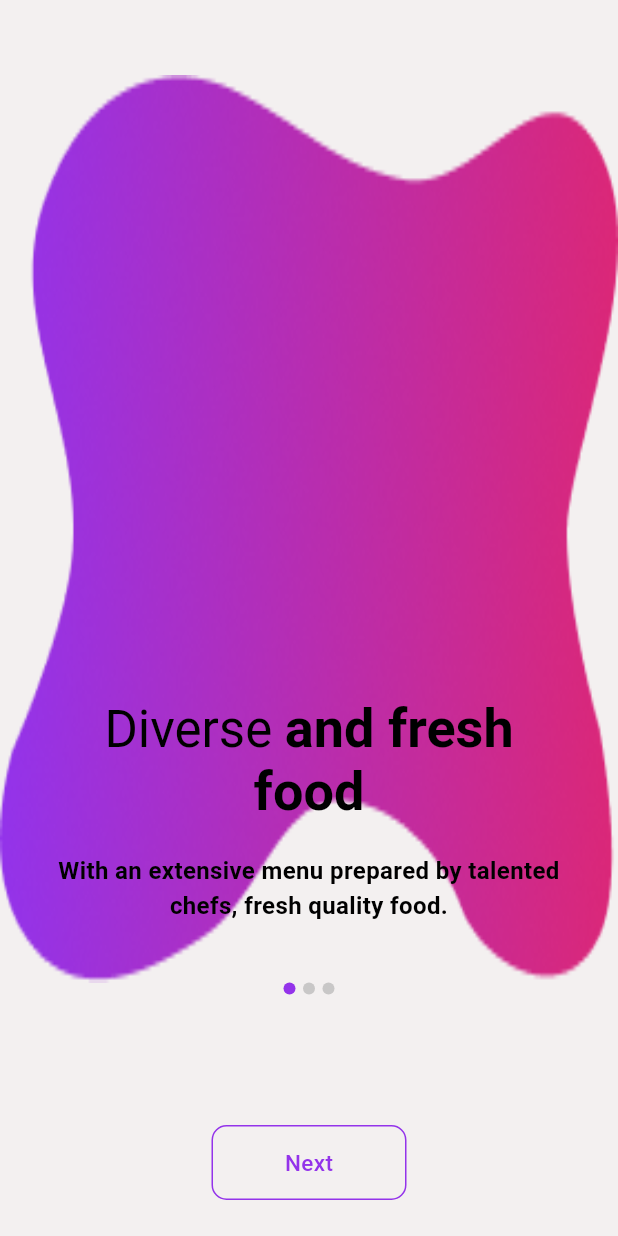
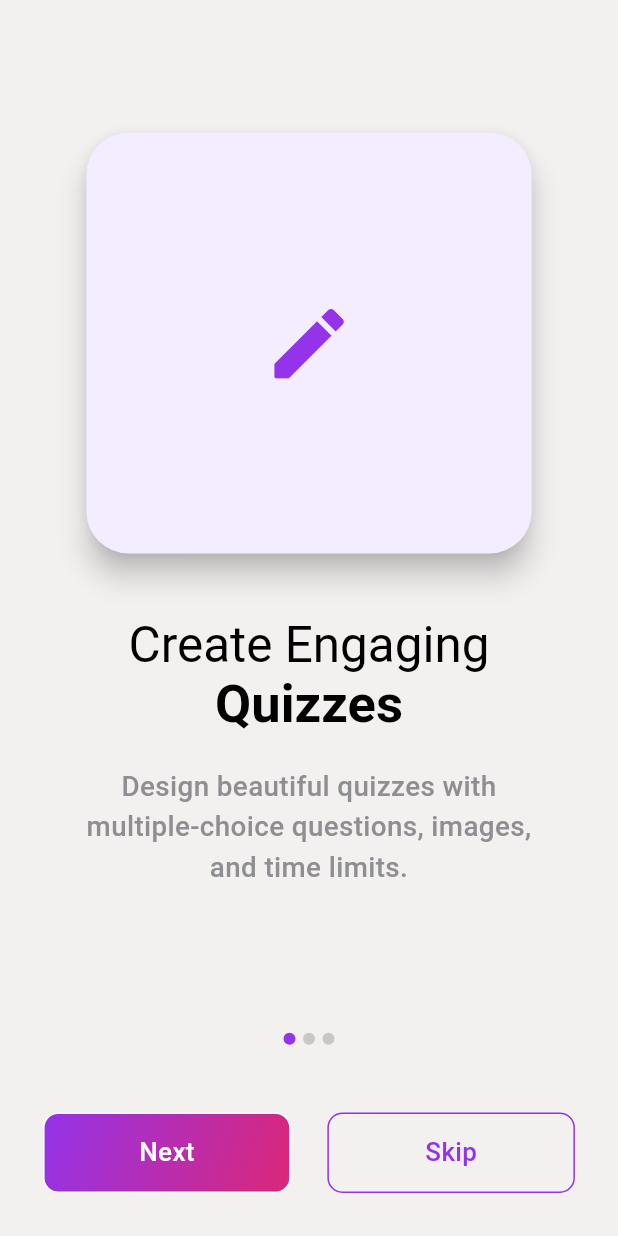
Before and after one commit to Sokmeak/DICE-MobileApp, a Flutter app: the GuidelineScreen screen opened by its route, on a phone screen of 412 x 824 dp. Run offline on Flutter 3.47's test engine with Material 3 defaults, Android fonts, the phone set to English and light mode, and no system bars; drawn by our look-alikes of smooth_page_indicator; our stand-ins replace animate_do; Roboto replaces fonts that are missing (poppins-normal).

Commit message:
Add Ui Guideline

```diff
--- a/lib/core/data/onboarding.dart
+++ b/lib/core/data/onboarding.dart
@@ -1,35 +1,37 @@
-import 'package:product_dice/core/config/get_start_images.dart';
+import 'package:flutter/material.dart';
 
 class Onboarding {
   String title1;
-  String title2;
+  String? title2;
   String description;
-  String image;
+  IconData icons;
+
   Onboarding({
     required this.title1,
-    required this.title2,
+    this.title2,
     required this.description,
-    required this.image,
+    required this.icons,
   });
 }
 
 List<Onboarding> onboardingList = [
   Onboarding(
-      title1: 'Diverse ',
-      title2: 'and fresh food',
+    title1: 'Create Engaging ',
+    title2: 'Quizzes',
+    description:
+        'Design beautiful quizzes with multiple-choice questions, images, and time limits.',
+    icons: Icons.create_rounded,
+  ),
+  Onboarding(
+      title1: 'Host Live ',
+      title2: 'Games',
       description:
-          'With an extensive menu prepared by talented chefs, fresh quality food.',
-      image: AppStartImages.getStartImage1),
+          'Invite players to join with a game code and compete in real-time.',
+      icons: Icons.people_alt_rounded),
   Onboarding(
-      title1: 'Easy to ',
-      title2: 'change dish ingredients',
+      title1: 'Track ',
+      title2: 'Performance',
       description:
-          'You are a foodie, you can add or subtract ingredients in the dish.',
-      image: AppStartImages.getStartImage1),
-  Onboarding(
-      title1: 'Delivery ',
-      title2: 'Is given on time',
-      description:
-          'With an extensive menu prepared by talented chefs, fresh quality food.',
-      image: AppStartImages.getStartImage1)
+          'View detailed analytics and insights about quiz performance.',
+      icons: Icons.bar_chart_rounded),
 ];
--- a/lib/core/routes/app_routes.dart
+++ b/lib/core/routes/app_routes.dart
@@ -12,12 +12,12 @@ Route createFadeRoute(Widget page) {
       return FadeTransition(
         opacity: CurvedAnimation(
           parent: animation,
-          curve: Curves.easeInOut,
+          curve: Curves.easeInOutCubic,
         ),
         child: child,
       );
     },
-    transitionDuration: const Duration(milliseconds: 400),
+    transitionDuration: const Duration(milliseconds: 500),
   );
 }
 
--- a/lib/core/theme/colors.dart
+++ b/lib/core/theme/colors.dart
@@ -3,6 +3,7 @@ import 'dart:ui';
 class AppColors {
   // solid colors
   static const Color purple = Color(0xFF9333EA);
+  static const Color purpleSecondary = Color(0xFFF4ECFF);
   static const Color background = Color(0xFFF3F0F0);
   static const Color white = Color(0xFFFFFFFF);
   static const Color black = Color(0xFF000000);
--- a/lib/features/auth/screens/get_start_screen.dart
+++ b/lib/features/auth/screens/get_start_screen.dart
@@ -16,7 +16,10 @@ class _GetStartScreenState extends State<GetStartScreen> {
   Widget build(BuildContext context) {
     final screenHeight = MediaQuery.of(context).size.height;
 
-    return Scaffold(
+    return ZoomIn(
+      duration: const Duration(milliseconds: 1000),
+      curve: Curves.easeOutBack,
+      child: Scaffold(
         backgroundColor: AppColors.background,
         body: SafeArea(
           child: GestureDetector(
@@ -57,7 +60,7 @@ class _GetStartScreenState extends State<GetStartScreen> {
             },
             child: Stack(
               children: [
-              // Background image, height adjusted responsively
+                // Background image
                 Positioned(
                   top: 0,
                   left: 0,
@@ -69,7 +72,7 @@ class _GetStartScreenState extends State<GetStartScreen> {
                   ),
                 ),
 
-              // Logo with Hero and ZoomIn animation
+                // Logo with Hero and ZoomIn animation (optional, can keep or remove)
                 Positioned(
                   top: screenHeight * 0.15,
                   left: 0,
@@ -92,6 +95,7 @@ class _GetStartScreenState extends State<GetStartScreen> {
             ),
           ),
         ),
+      ),
     );
   }
 }
--- a/lib/features/auth/screens/next_start_screen.dart
+++ b/lib/features/auth/screens/next_start_screen.dart
@@ -101,7 +101,7 @@ class NextStartScreen extends StatelessWidget {
                       borderColor: AppColors.purple,
                       borderWidth: 1,
                       onPressed: () {
-                        Navigator.of(context).pushNamed('/signin');
+                        Navigator.of(context).pushNamed('/guidelines');
                       },
                     ),
                   ),
--- a/lib/features/guidelines/screens/guideline_screen.dart
+++ b/lib/features/guidelines/screens/guideline_screen.dart
@@ -14,22 +14,30 @@ class GuidelineScreen extends StatefulWidget {
 }
 
 class _GuidelineScreenState extends State<GuidelineScreen> {
-  PageController pageController = PageController();
+  final PageController pageController = PageController();
   double currentIndex = 0;
 
   @override
   Widget build(BuildContext context) {
+    // Get screen size once for relative sizing
+    final size = MediaQuery.of(context).size;
+
     SystemChrome.setSystemUIOverlayStyle(const SystemUiOverlayStyle(
       statusBarColor: Colors.transparent,
       statusBarBrightness: Brightness.dark,
-        statusBarIconBrightness: Brightness.dark));
+      statusBarIconBrightness: Brightness.dark,
+    ));
 
     return Scaffold(
       backgroundColor: AppColors.background,
       body: SafeArea(
+        child: Padding(
+          padding: EdgeInsets.symmetric(
+            horizontal: size.width * 0.06,
+          ),
           child: Column(
             children: [
-            const SizedBox(height: 50),
+              SizedBox(height: size.height * 0.06),
               Expanded(
                 flex: 3,
                 child: PageView.builder(
@@ -48,14 +56,24 @@ class _GuidelineScreenState extends State<GuidelineScreen> {
                   },
                 ),
               ),
+              SizedBox(height: size.height * 0.025),
               CustomIndicator(position: currentIndex),
-            const SizedBox(height: 83),
-            CustomOutlinedButton(
-              width: 130,
-              height: 50,
+              SizedBox(height: size.height * 0.05),
+              Row(
+                mainAxisAlignment: MainAxisAlignment.spaceEvenly,
+                children: [
+                  Expanded(
+                    flex: 4,
+                    child: CustomOutlinedButton(
+                      width: double.infinity,
+                      height: size.height *
+                          0.065, // button height relative to screen
                       borderRadius: 10,
+                      gradientColors: AppColors.gradientColors,
+                      color: AppColors.white,
                       onTap: () {
                         if (currentIndex == (onboardingList.length - 1)) {
+                          Navigator.of(context).pushNamed('/signin');
                         } else {
                           pageController.nextPage(
                             duration: const Duration(milliseconds: 500),
@@ -64,11 +82,28 @@ class _GuidelineScreenState extends State<GuidelineScreen> {
                         }
                       },
                       text: currentIndex == (onboardingList.length - 1)
-                  ? 'Get Started Now'
+                          ? 'Get Started'
                           : 'Next',
                     ),
-            const SizedBox(height: 20),
+                  ),
+                  SizedBox(width: size.width * 0.04),
+                  Expanded(
+                    flex: 4,
+                    child: CustomOutlinedButton(
+                      width: double.infinity,
+                      height: size.height * 0.065,
+                      borderRadius: 10,
+                      onTap: () {
+                        Navigator.of(context).pushNamed('/landing');
+                      },
+                      text: 'Skip',
+                    ),
+                  ),
                 ],
+              ),
+              SizedBox(height: size.height * 0.03),
+            ],
+          ),
         ),
       ),
     );
--- a/lib/features/guidelines/widgets/custom_outlined_button.dart
+++ b/lib/features/guidelines/widgets/custom_outlined_button.dart
@@ -9,16 +9,21 @@ class CustomOutlinedButton extends StatefulWidget {
   final double? borderRadius;
   final double? fontSize;
   final Color? color;
+  final Color? backgroundColor;
+  final List<Color>? gradientColors;
 
-  const CustomOutlinedButton(
-      {super.key,
+  const CustomOutlinedButton({
+    super.key,
     required this.onTap,
     required this.text,
     this.width,
     this.height,
     this.borderRadius,
     this.fontSize,
-      this.color});
+    this.color,
+    this.backgroundColor,
+    this.gradientColors,
+  });
 
   @override
   State<CustomOutlinedButton> createState() => _CustomOutlinedButtonState();
@@ -49,6 +54,13 @@ class _CustomOutlinedButtonState extends State<CustomOutlinedButton>
 
   @override
   Widget build(BuildContext context) {
+    final screenWidth = MediaQuery.of(context).size.width;
+
+    final double defaultWidth = screenWidth * 0.85;
+    final double defaultHeight = screenWidth * 0.13;
+    final double defaultFontSize = screenWidth * 0.042;
+    final double defaultBorderRadius = screenWidth * 0.045;
+
     return GestureDetector(
       onTap: () {
         _controller.forward().then((_) {
@@ -71,21 +83,33 @@ class _CustomOutlinedButtonState extends State<CustomOutlinedButton>
             borderRadius: BorderRadius.circular(100),
           ),
           child: Container(
-            height: widget.height ?? 55,
+            height: widget.height ?? defaultHeight,
+            width: widget.width ?? defaultWidth,
             alignment: Alignment.center,
-            width: widget.width ?? double.maxFinite,
             decoration: BoxDecoration(
+              gradient: widget.gradientColors != null
+                  ? LinearGradient(
+                      colors: widget.gradientColors!,
+                      begin: Alignment.topLeft,
+                      end: Alignment.bottomRight,
+                    )
+                  : null,
+              color: widget.gradientColors == null
+                  ? widget.backgroundColor ?? Colors.transparent
+                  : null,
               border: Border.all(color: widget.color ?? AppColors.purple),
               borderRadius: BorderRadius.circular(
-                widget.borderRadius ?? 20,
+                widget.borderRadius ?? defaultBorderRadius,
               ),
             ),
             child: Text(
               widget.text,
               style: TextStyle(
                 color: widget.color ?? AppColors.purple,
-                  fontSize: widget.fontSize ?? 15,
-                  fontWeight: FontWeight.w500),
+                fontSize: widget.fontSize ?? defaultFontSize,
+                fontWeight: FontWeight.w500,
+                fontFamily: 'poppins-normal',
+              ),
             ),
           ),
         ),
--- a/lib/features/guidelines/widgets/on_boarding_card.dart
+++ b/lib/features/guidelines/widgets/on_boarding_card.dart
@@ -7,49 +7,92 @@ class OnBoardingCard extends StatelessWidget {
   final Onboarding onBoarding;
   final int index;
 
-  const OnBoardingCard(
-      {super.key, required this.onBoarding, required this.index});
+  const OnBoardingCard({
+    super.key,
+    required this.onBoarding,
+    required this.index,
+  });
 
   @override
   Widget build(BuildContext context) {
+    final screenWidth = MediaQuery.of(context).size.width;
+    final screenHeight = MediaQuery.of(context).size.height;
+
+    final double padding = screenWidth * 0.07;
+    final double titleSize1 = screenWidth * 0.08;
+    final double titleSize2 = screenWidth * 0.085;
+    final double descSize = screenWidth * 0.045;
+    final double iconSize = screenWidth * 0.15;
+
+    // Responsive card size
+    final double cardWidth = screenWidth * 0.80;
+    final double cardHeight = screenHeight * 0.35;
+
     return FadeInDown(
       duration: const Duration(milliseconds: 1400),
-      child: Container(
-        padding: const EdgeInsets.symmetric(horizontal: 30),
-        decoration: BoxDecoration(
-            image: DecorationImage(
-                image: AssetImage(onBoarding.image), fit: BoxFit.fill)),
+      child: Padding(
+        padding: EdgeInsets.symmetric(horizontal: padding),
         child: Column(
+          mainAxisAlignment: MainAxisAlignment.center,
           children: [
-            const Spacer(),
+            // Responsive SizedBox wrapping Card
+            SizedBox(
+              width: cardWidth,
+              height: cardHeight,
+              child: Card(
+                elevation: 8,
+                shape: RoundedRectangleBorder(
+                  borderRadius: BorderRadius.circular(28),
+                ),
+                color: AppColors.purpleSecondary,
+                child: Padding(
+                  padding: EdgeInsets.all(screenWidth * 0.08),
+                  child: Center(
+                    child: Icon(
+                      onBoarding.icons,
+                      size: iconSize,
+                      color: AppColors.purple,
+                    ),
+                  ),
+                ),
+              ),
+            ),
+            SizedBox(height: screenHeight * 0.045),
             RichText(
               textAlign: TextAlign.center,
               text: TextSpan(
-                  text: onBoarding.title1,
-                  style: const TextStyle(
-                      fontSize: 34,
+                text: onBoarding.title1,
+                style: TextStyle(
+                  fontSize: titleSize1,
+                  fontFamily: 'poppins-normal',
+                  fontWeight: FontWeight.w400,
+                  color: AppColors.black,
+                ),
+                children: [
+                  TextSpan(
+                    text: onBoarding.title2,
+                    style: TextStyle(
+                      fontSize: titleSize2,
+                      fontWeight: FontWeight.w700,
                       fontFamily: 'poppins-normal',
-                      fontWeight: FontWeight.w400,
-                      color: AppColors.black),
-                  children: [
-                    TextSpan(
-                      text: onBoarding.title2,
-                      style: const TextStyle(
-                          fontWeight: FontWeight.w700, fontSize: 36),
-                    )
-                  ]),
+                      color: AppColors.black,
+                    ),
+                  ),
+                ],
+              ),
             ),
-            const SizedBox(height: 20),
+            SizedBox(height: screenHeight * 0.025),
             Text(
               onBoarding.description,
-              style: const TextStyle(
-                  fontSize: 16,
-                  fontWeight: FontWeight.w600,
-                  fontFamily: 'poppins-normal',
-                  color: AppColors.black),
               textAlign: TextAlign.center,
+              style: TextStyle(
+                fontSize: descSize,
+                fontWeight: FontWeight.w500,
+                fontFamily: 'poppins-normal',
+                color: AppColors.grey,
+              ),
             ),
-            const SizedBox(height: 40),
+            SizedBox(height: screenHeight * 0.05),
           ],
         ),
       ),
```
Lines whose indentation alone changed are shown as unchanged.
